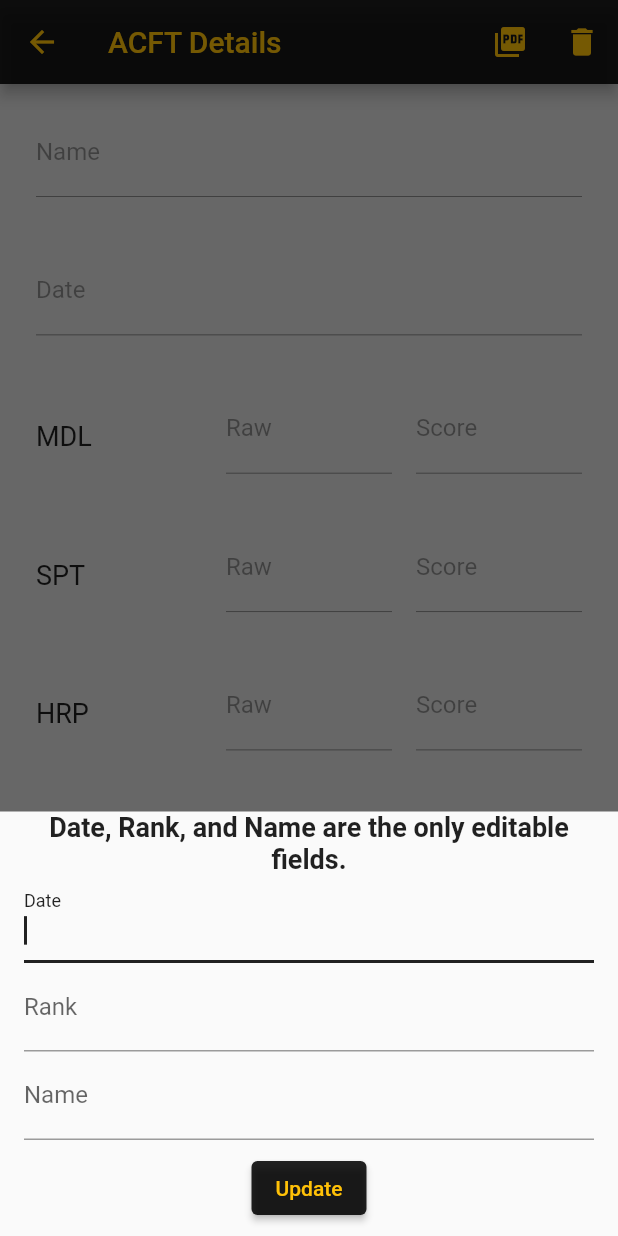
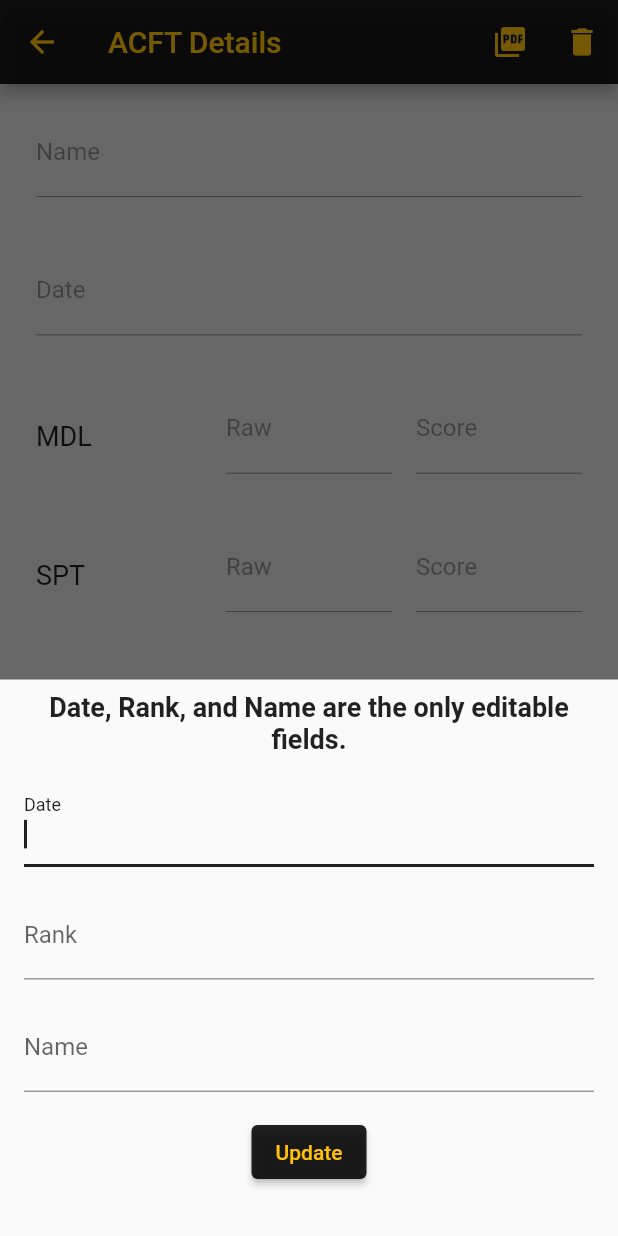
Before and after one commit to nonComBen/army_fitness_calculator, a Flutter app: the AcftDetailsPage screen opened directly with empty values, after a tap on the "edit" icon, on a phone screen of 412 x 824 dp. Run offline on Flutter 3.47's test engine with Material 2 defaults, Android fonts, the phone set to English and light mode, and no system bars; our stand-ins replace charts_flutter, cloud_functions, firebase_analytics, firebase_core, flutter_riverpod, google_mobile_ads and 5 more; missing offline and left inert: launch_review, syncfusion_flutter_pdf; accounts and stored records are empty.

Commit message:
fix modal bottom sheet padding with keyboard

```diff
--- a/lib/savedPages/acftDetailsPage.dart
+++ b/lib/savedPages/acftDetailsPage.dart
@@ -29,14 +29,18 @@ class _AcftDetailsPageState extends State<AcftDetailsPage> {
     final _dateController = new TextEditingController(text: acft.date);
     final _rankController = TextEditingController(text: acft.rank ?? '');
     final _nameController = new TextEditingController(text: acft.name);
-    final content = Container(
+    showModalBottomSheet(
+      context: context,
+      builder: (ctx) => Container(
         padding: EdgeInsets.only(
-          left: 8, right: 8, bottom: MediaQuery.of(context).viewInsets.bottom),
+            left: 8,
+            right: 8,
+            bottom: MediaQuery.of(ctx).viewInsets.bottom + 24),
         child: SingleChildScrollView(
           child: Column(
             children: <Widget>[
               Padding(
-              padding: const EdgeInsets.symmetric(horizontal: 8.0),
+                padding: const EdgeInsets.all(8.0),
                 child: Text(
                   'Date, Rank, and Name are the only editable fields.',
                   style: TextStyle(
@@ -47,7 +51,7 @@ class _AcftDetailsPageState extends State<AcftDetailsPage> {
                 ),
               ),
               Padding(
-              padding: const EdgeInsets.symmetric(horizontal: 8.0),
+                padding: const EdgeInsets.all(8.0),
                 child: TextFormField(
                   controller: _dateController,
                   keyboardType: TextInputType.numberWithOptions(signed: true),
@@ -67,7 +71,7 @@ class _AcftDetailsPageState extends State<AcftDetailsPage> {
                 ),
               ),
               Padding(
-              padding: const EdgeInsets.symmetric(horizontal: 8.0),
+                padding: const EdgeInsets.all(8.0),
                 child: TextFormField(
                   controller: _rankController,
                   decoration: const InputDecoration(labelText: 'Rank'),
@@ -79,7 +83,7 @@ class _AcftDetailsPageState extends State<AcftDetailsPage> {
                 ),
               ),
               Padding(
-              padding: const EdgeInsets.symmetric(horizontal: 8.0),
+                padding: const EdgeInsets.all(8.0),
                 child: TextFormField(
                   controller: _nameController,
                   decoration: const InputDecoration(labelText: 'Name'),
@@ -106,8 +110,8 @@ class _AcftDetailsPageState extends State<AcftDetailsPage> {
             ],
           ),
         ),
+      ),
     );
-    showModalBottomSheet(context: context, builder: (ctx) => content);
   }
 
   void _downloadPdf() {
```
Also changed, not shown: lib/savedPages/apftDetailsPage.dart (+7 -3 lines), lib/savedPages/bodyfatDetailsPage.dart (+9 -5 lines), lib/savedPages/ppwDetailsPage.dart (+15 -54 lines). Lines whose indentation alone changed are shown as unchanged.
